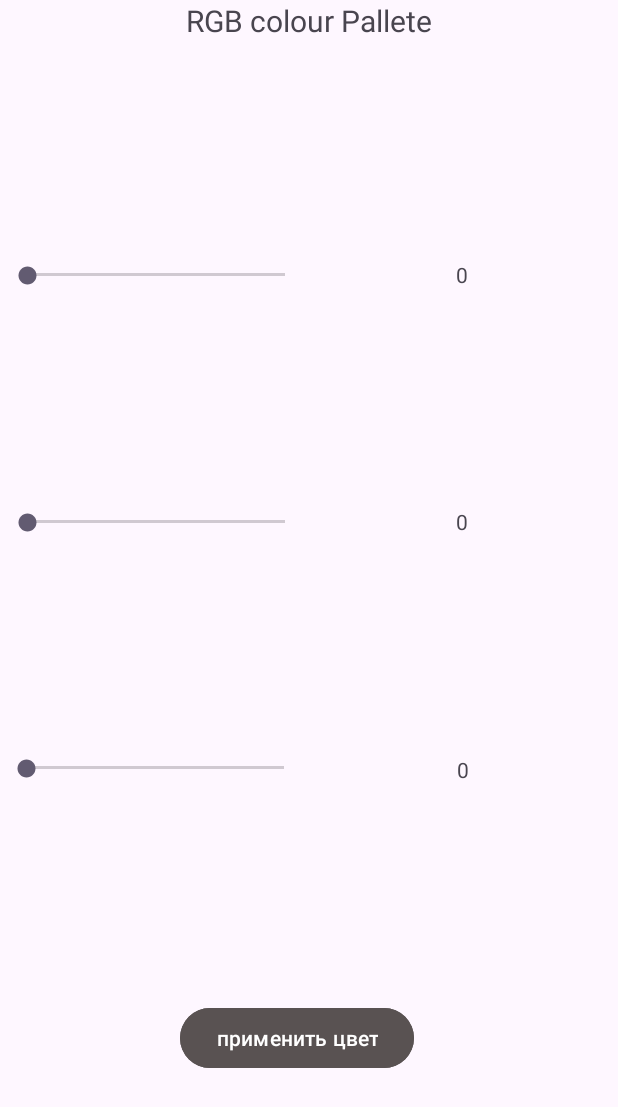
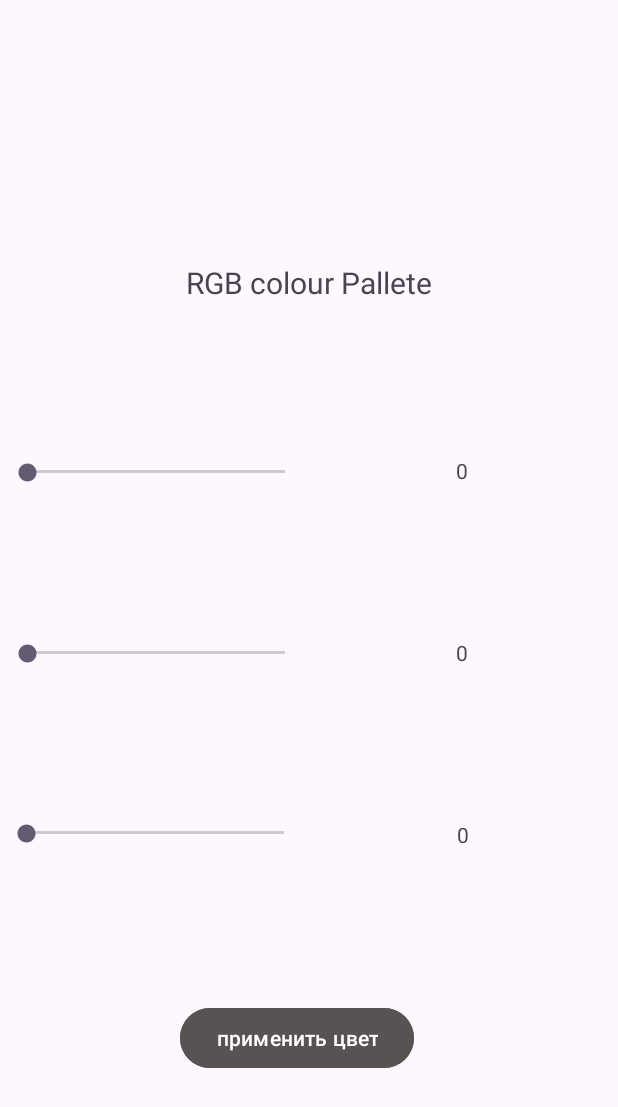
Before and after one commit to Sky-wrc/itschool-homeworkX-projectY1, an Android app: the screen it shows after launch (MainActivity), on a phone screen of 412 x 824 dp. Shown: the top 1107 px of the screen. Run offline under Robolectric (Android 15) with nearby library versions, the phone set to English and light mode, and no system bars.

Commit message:
комит на всякий случай до того как добавил вторую активность здесь добавлены начальные конфиги под кнопку + здесь исправлена надпись сверху

```diff
--- a/app/src/main/java/com/example/rgb_palitra/MainActivity.java
+++ b/app/src/main/java/com/example/rgb_palitra/MainActivity.java
@@ -4,6 +4,8 @@ import android.os.Bundle;
 import android.widget.TextView;
 import android.widget.SeekBar;
 import android.widget.Button;
+import android.view.View;
+import android.content.Intent;
 
 import androidx.activity.EdgeToEdge;
 import androidx.appcompat.app.AppCompatActivity;
@@ -19,6 +21,7 @@ public class MainActivity extends AppCompatActivity {
     TextView green;
     SeekBar blueBar;
     TextView blue;
+    Button layoutChange;
 
     @Override
     protected void onCreate(Bundle savedInstanceState) {
@@ -35,6 +38,19 @@ public class MainActivity extends AppCompatActivity {
         red = findViewById(R.id.textView8);
         green = findViewById(R.id.textView7);
         blue = findViewById(R.id.textView6);
+
+
+        layoutChange = findViewById(R.id.button);
+
+
+        layoutChange.setOnClickListener(new View.OnClickListener() {
+            @Override
+            public void onClick(View v) {
+                Intent intent = new Intent(MainActivity.this, ColorActivity.class);
+                startActivity(intent);
+            }
+        });
+
 
 
         red.setText(String.valueOf(redBar.getProgress()));
--- a/app/src/main/res/layout/activity_main.xml
+++ b/app/src/main/res/layout/activity_main.xml
@@ -13,8 +13,8 @@
         android:id="@+id/textView7"
         android:layout_width="204dp"
         android:layout_height="wrap_content"
+        android:gravity="center"
         android:text="TextView"
-        android:gravity="center"
 
         app:layout_constraintBottom_toTopOf="@+id/textView6"
         app:layout_constraintEnd_toEndOf="parent"
@@ -60,8 +60,8 @@
         android:id="@+id/textView6"
         android:layout_width="204dp"
         android:layout_height="wrap_content"
+        android:gravity="center"
         android:text="TextView"
-        android:gravity="center"
         app:layout_constraintBottom_toTopOf="@+id/button"
         app:layout_constraintEnd_toEndOf="parent"
         app:layout_constraintHorizontal_bias="0.5"
@@ -72,8 +72,8 @@
         android:id="@+id/textView8"
         android:layout_width="204dp"
         android:layout_height="wrap_content"
+        android:gravity="center"
         android:text="TextView"
-        android:gravity="center"
         app:layout_constraintBottom_toTopOf="@+id/textView7"
         app:layout_constraintEnd_toEndOf="parent"
         app:layout_constraintHorizontal_bias="0.5"
@@ -84,13 +84,14 @@
         android:id="@+id/textView"
         android:layout_width="wrap_content"
         android:layout_height="wrap_content"
+        android:layout_marginBottom="622dp"
+        android:gravity="center"
         android:text="RGB colour Pallete"
         android:textSize="20sp"
-        android:gravity="center"
+        app:layout_constraintBottom_toBottomOf="parent"
         app:layout_constraintEnd_toEndOf="parent"
         app:layout_constraintHorizontal_bias="0.498"
-        app:layout_constraintStart_toStartOf="parent"
-        tools:layout_editor_absoluteY="82dp" />
+        app:layout_constraintStart_toStartOf="parent" />
 
     <Button
         android:id="@+id/button"
@@ -99,8 +100,8 @@
         android:layout_marginEnd="16dp"
         android:layout_marginBottom="108dp"
         android:backgroundTint="@color/grey"
+        android:text="применить цвет"
         android:textColor="@color/white"
-        android:text="применить цвет"
         app:layout_constraintBottom_toBottomOf="parent"
         app:layout_constraintEnd_toEndOf="parent"
         app:layout_constraintHorizontal_bias="0.5"
@@ -131,6 +132,27 @@
         android:layout_height="wrap_content"
         app:barrierDirection="top" />
 
+    <androidx.constraintlayout.widget.Barrier
+        android:layout_width="wrap_content"
+        android:layout_height="wrap_content" />
+
+    <androidx.constraintlayout.widget.Barrier
+        android:layout_width="wrap_content"
+        android:layout_height="wrap_content" />
+
+    <androidx.constraintlayout.widget.Barrier
+        android:layout_width="wrap_content"
+        android:layout_height="wrap_content" />
+
+    <androidx.constraintlayout.widget.Barrier
+        android:layout_width="wrap_content"
+        android:layout_height="wrap_content"
+        app:barrierDirection="left" />
+
+    <androidx.constraintlayout.widget.Barrier
+        android:layout_width="wrap_content"
+        android:layout_height="wrap_content"
+        app:barrierDirection="left" />
 
 
 </androidx.constraintlayout.widget.ConstraintLayout>
```
